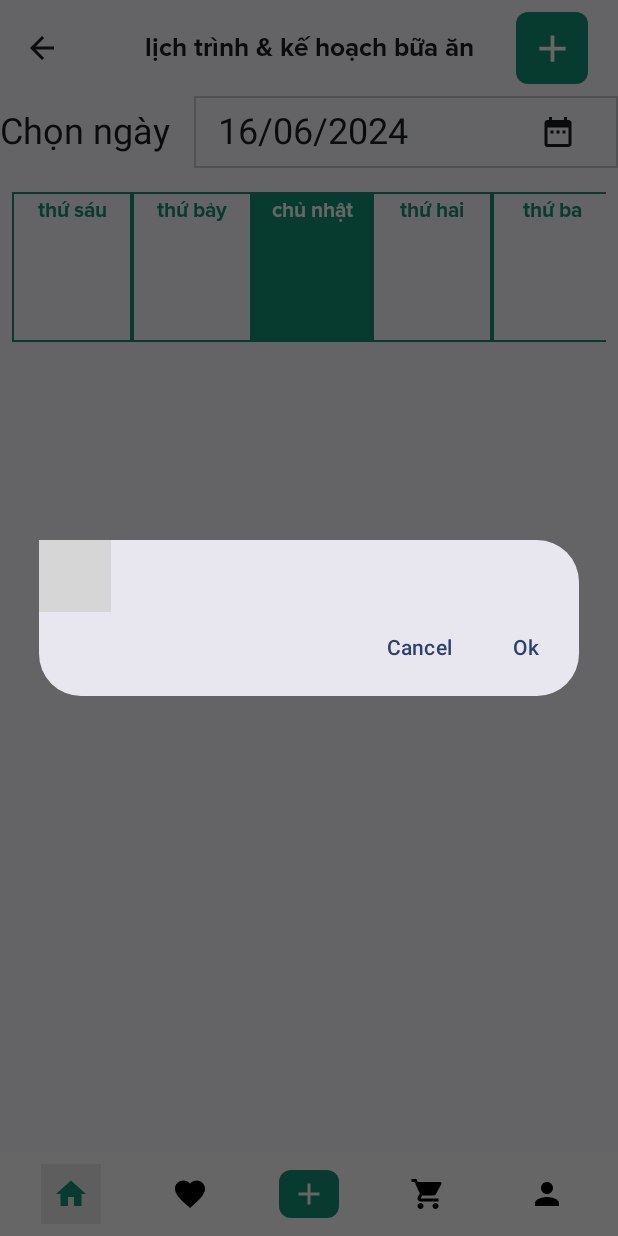
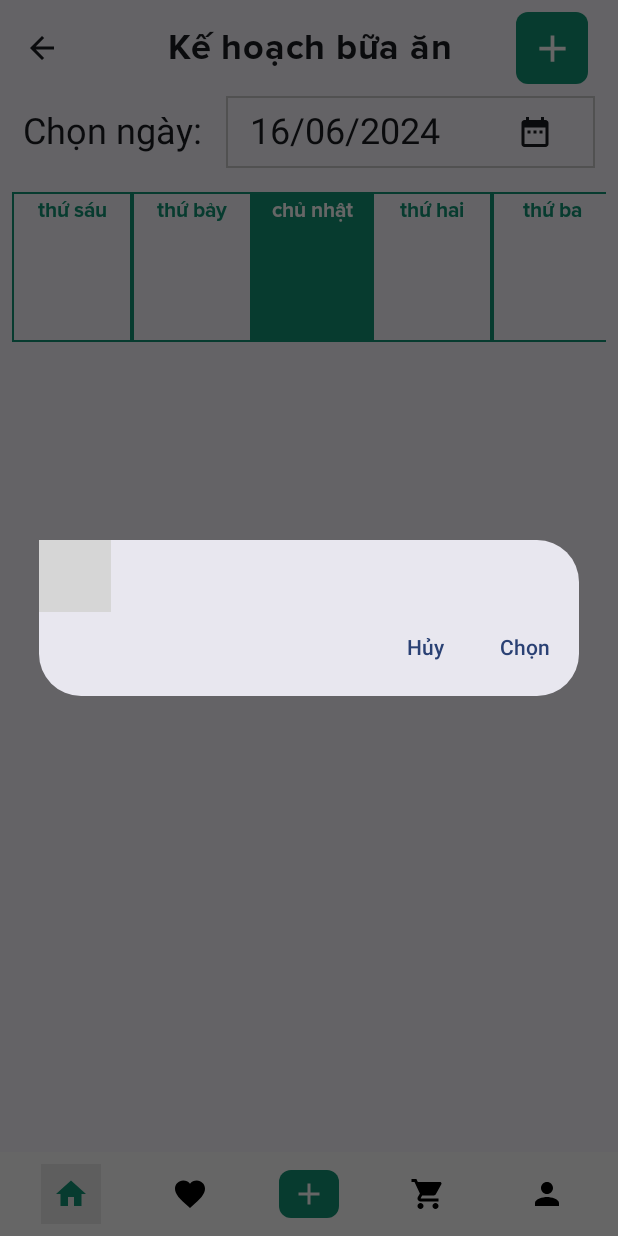
Before and after one commit to Loi0239/recipeApp, an Android app built with Jetpack Compose: the ScheduleScreen screen opened through its navigation route, after a tap on "select due date", on a phone screen of 412 x 824 dp. Run offline under Robolectric (Android 15) with nearby library versions, the phone set to English and light mode, and no system bars; our stand-ins replace Room's generated code, livedata-compose; 1 statement that could not run was skipped; grey boxes are pictures that could not be loaded.

Commit message:
update lastest

```diff
--- a/app/src/main/java/com/example/recipeapp/ui/recipe_person/add_recipe/AddRecipe.kt
+++ b/app/src/main/java/com/example/recipeapp/ui/recipe_person/add_recipe/AddRecipe.kt
@@ -61,7 +61,7 @@ fun AddRecipe(
     val onChangeValue = viewModel::updateUiState
     val coroutineScope = rememberCoroutineScope()
     var expanded by remember { mutableStateOf(false) }
-    val units = arrayOf("g", "kg", "l", "ml", "quả", "củ", "cây", "lá", "gói")
+    val units = arrayOf("g", "kg", "l", "ml", "con", "quả", "củ", "cây", "lá", "gói")
     var selectedUnit by remember { mutableStateOf(units[0]) }
     val context = LocalContext.current
 
--- a/app/src/main/java/com/example/recipeapp/ui/schedule/ConvertSchedule.kt
+++ b/app/src/main/java/com/example/recipeapp/ui/schedule/ConvertSchedule.kt
@@ -7,6 +7,7 @@ import java.time.LocalDate
 import java.time.ZoneId
 import java.time.format.DateTimeFormatter
 
+@RequiresApi(Build.VERSION_CODES.O)
 fun Long?.changeMillisToDateString():String{
     val date: LocalDate = this?.let {
         Instant
@@ -17,15 +18,18 @@ fun Long?.changeMillisToDateString():String{
     return date.format(DateTimeFormatter.ofPattern("dd/MM/yyyy"))
 }
 
+@RequiresApi(Build.VERSION_CODES.O)
 fun Long.toLocalDate(): LocalDate {
     return Instant.ofEpochMilli(this).atZone(ZoneId.systemDefault()).toLocalDate()
 
 }
 
+@RequiresApi(Build.VERSION_CODES.O)
 fun LocalDate.toLong(): Long {
     return atStartOfDay(ZoneId.systemDefault()).toInstant().toEpochMilli()
 }
 
+@RequiresApi(Build.VERSION_CODES.O)
 fun LocalDate.getWeekAround(): List<LocalDate> {
     val currentDate = LocalDate.now()
     return if(this.isAfter(currentDate.minusDays(1))){
@@ -37,6 +41,7 @@ fun LocalDate.getWeekAround(): List<LocalDate> {
     }
 }
 
+@RequiresApi(Build.VERSION_CODES.O)
 operator fun LocalDate.rangeTo(other: LocalDate) = generateSequence(this) { date ->
     if (date < other) date.plusDays(1) else null
 }.toList()
--- a/app/src/main/java/com/example/recipeapp/ui/schedule/ElementScheduleScreen.kt
+++ b/app/src/main/java/com/example/recipeapp/ui/schedule/ElementScheduleScreen.kt
@@ -51,9 +51,11 @@ import androidx.compose.ui.Modifier
 import androidx.compose.ui.draw.clip
 import androidx.compose.ui.graphics.Color
 import androidx.compose.ui.res.colorResource
+import androidx.compose.ui.text.font.FontWeight
 import androidx.compose.ui.text.input.ImeAction
 import androidx.compose.ui.text.style.TextAlign
 import androidx.compose.ui.unit.dp
+import androidx.compose.ui.unit.sp
 import com.example.recipeapp.R
 import com.example.recipeapp.ui.RecipeAppViewModel
 import kotlinx.coroutines.launch
@@ -63,13 +65,14 @@ import java.time.ZoneId
 import java.time.format.DateTimeFormatter
 import java.util.Locale
 
+@RequiresApi(Build.VERSION_CODES.O)
 @OptIn(ExperimentalMaterial3Api::class)
 @Composable
 fun ScheduleDatePicker(
     state: DatePickerState,
     isOpen: Boolean,
-    confirmButtonText: String = "Ok",
-    dismissButtonText: String = "Cancel",
+    confirmButtonText: String = "Chọn",
+    dismissButtonText: String = "Hủy",
     onDismissRequest:()->Unit,
     onConfirmButtonClicked:()->Unit,
 ){
@@ -102,6 +105,7 @@ fun ScheduleDatePicker(
     }
 }
 
+@RequiresApi(Build.VERSION_CODES.O)
 @OptIn(ExperimentalMaterial3Api::class)
 @Composable
 fun ScheduleBottomSheet(
@@ -152,11 +156,12 @@ fun ScheduleBottomSheet(
             dragHandle = {
                 Text(
                     text = bottomSheetTitle,
-                    style = MaterialTheme.typography.displaySmall,
+                    fontSize = 24.sp,
+                    fontWeight = FontWeight.Bold,
+                    textAlign = TextAlign.Center,
                     modifier = Modifier
                         .fillMaxWidth()
-                        .padding(vertical = 8.dp),
-                    textAlign = TextAlign.Center
+                        .padding(vertical = 8.dp)
                 )
             }
         ) {
@@ -262,7 +267,7 @@ fun ScheduleBottomSheet(
                 OutlinedTextField(
                     value = note,
                     onValueChange = {onChangeNote(it)},
-                    placeholder = { Text(text = "ghi chú cho công thức") },
+                    placeholder = { Text(text = "Ghi chú cho công thức") },
                     keyboardOptions = KeyboardOptions(
                         imeAction = ImeAction.Done
                     ),
@@ -368,7 +373,7 @@ fun ScheduleBottomSheet(
                         }
                     }
                 }
-                Spacer(modifier = Modifier.height(32.dp))
+                Spacer(modifier = Modifier.padding(bottom = 50.dp))
             }
         }
     }
@@ -378,16 +383,16 @@ fun ScheduleBottomSheet(
 @Composable
 fun ScheduleSelectMeal(
     isOpen: Boolean,
-    bottomSheetTitle:String = "lựa chọn bữa ăn",
+    bottomSheetTitle:String = "Lựa chọn bữa ăn",
     onDismissRequest: () -> Unit,
     onChangeMeal:(Color,String)->Unit,
 ){
     val listMeal = listOf(
-        Pair(Color.Red, "bữa sáng"),
-        Pair(Color.Yellow, "bữa trưa"),
-        Pair(Color.Green, "bữa xế"),
-        Pair(Color.Gray, "bữa chiều"),
-        Pair(Color.Blue, "bữa tối"),
+        Pair(Color.Red, "Bữa sáng"),
+        Pair(Color.Yellow, "Bữa trưa"),
+        Pair(Color.Green, "Bữa xế"),
+        Pair(Color.Gray, "Bữa chiều"),
+        Pair(Color.Blue, "Bữa tối"),
     )
 
     if(isOpen){
@@ -419,6 +424,7 @@ fun ScheduleSelectMeal(
                     Spacer(modifier = Modifier.height(8.dp))
                 }
             }
+            Spacer(modifier = Modifier.padding(bottom = 50.dp))
         }
     }
 }
@@ -461,7 +467,7 @@ fun ScehduleSelectMealCard(
 @Composable
 fun SchedulePeople(
     isOpen: Boolean,
-    bottomSheetTitle:String = "lựa chọn số người",
+    bottomSheetTitle:String = "Lựa chọn số người",
     onDismissRequest: () -> Unit,
     onChangeIsOpen:()->Unit,
     onChangeNumberPeople:(Int)->Unit,
@@ -491,7 +497,7 @@ fun SchedulePeople(
                     onChangeNumberPeople = onChangeNumberPeople
                 )
 
-                Spacer(modifier = Modifier.height(16.dp))
+                Spacer(modifier = Modifier.height(6.dp))
 
                 Row(
                     modifier = Modifier.fillMaxWidth()
@@ -508,14 +514,14 @@ fun SchedulePeople(
                         onClick = onChangeIsOpen
                     ) {
                         Text(
-                            text = "xác nhận",
+                            text = "Xác nhận",
                             style = MaterialTheme.typography.headlineLarge,
                             color = Color.White
                         )
                     }
                 }
             }
-
+            Spacer(modifier = Modifier.padding(bottom = 50.dp))
         }
     }
 }
--- a/app/src/main/java/com/example/recipeapp/ui/schedule/ScheduleScreen.kt
+++ b/app/src/main/java/com/example/recipeapp/ui/schedule/ScheduleScreen.kt
@@ -1,6 +1,8 @@
 package com.example.recipeapp.ui.schedule
 
+import android.os.Build
 import android.util.Log
+import androidx.annotation.RequiresApi
 import androidx.compose.foundation.Image
 import androidx.compose.foundation.background
 import androidx.compose.foundation.border
@@ -53,10 +55,12 @@ import androidx.compose.ui.layout.ContentScale
 import androidx.compose.ui.platform.LocalContext
 import androidx.compose.ui.res.colorResource
 import androidx.compose.ui.res.painterResource
+import androidx.compose.ui.text.font.FontWeight
 import androidx.compose.ui.text.input.ImeAction
 import androidx.compose.ui.text.style.TextAlign
 import androidx.compose.ui.tooling.preview.Preview
 import androidx.compose.ui.unit.dp
+import androidx.compose.ui.unit.sp
 import androidx.compose.ui.viewinterop.AndroidView
 import androidx.compose.ui.window.Dialog
 import androidx.lifecycle.viewmodel.compose.viewModel
@@ -76,6 +80,7 @@ object ScheduleDestination:NavigationDestination{
     override val route: String = "schedule"
 }
 
+@RequiresApi(Build.VERSION_CODES.O)
 @OptIn(ExperimentalMaterial3Api::class)
 @Composable
 fun ScheduleScreen(
@@ -160,8 +165,10 @@ fun ScheduleScreen(
             CenterAlignedTopAppBar(
                 title = {
                     Text(
-                        text = "lịch trình & kế hoạch bữa ăn",
-                        style = MaterialTheme.typography.headlineLarge
+                        text = "Kế hoạch bữa ăn",
+                        fontSize = 24.sp,
+                        fontWeight = FontWeight.Bold,
+                        textAlign = TextAlign.Center
                     )
                 },
                 navigationIcon = {
@@ -180,7 +187,7 @@ fun ScheduleScreen(
                             .background(colorResource(id = R.color.primaryColor)),
                         onClick = {
                             recipeAppViewModel.updateIdProductSchedule(-1)
-                            viewModel.updateMealValue("bữa sáng")
+                            viewModel.updateMealValue("Bữa sáng")
                             viewModel.updateColorMeal(Color.Red)
                             viewModel.updateNumberPeople(1)
                             viewModel.updateNote("")
@@ -203,11 +210,11 @@ fun ScheduleScreen(
             modifier = Modifier.padding(paddingValue)
         ) {
             Row(
-                modifier = Modifier.fillMaxWidth(),
+                modifier = Modifier.fillMaxWidth().padding(start = 15.dp, end = 15.dp),
                 verticalAlignment = Alignment.CenterVertically
             ) {
                 Text(
-                    text = "Chọn ngày",
+                    text = "Chọn ngày:",
                     style = MaterialTheme.typography.headlineSmall,
                 )
                 Spacer(modifier = Modifier.width(16.dp))
@@ -369,6 +376,7 @@ fun PickDateOfWeek(
     }
 }
 
+@RequiresApi(Build.VERSION_CODES.O)
 @Composable
 fun RecipeCard(
     schedule: Schedule,
```
Also changed, not shown: app/src/main/java/com/example/recipeapp/ui/schedule/ScheduleViewModel.kt (+5 -5 lines), app/src/main/java/com/example/recipeapp/ui/schedule/findingForSchedule/FindForScheduleScreen.kt (+7 -3 lines).
